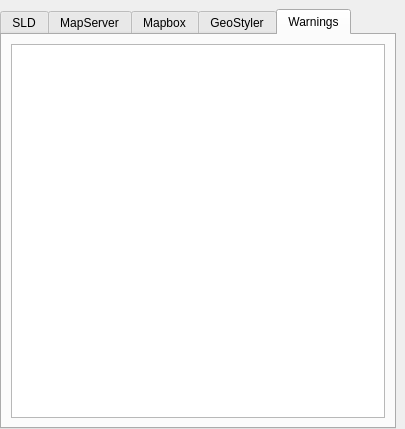
First picture: the form in geocatbridge/ui/styleviewerwidget.ui, repository GeoCat/qgis-bridge-plugin, before the edit.
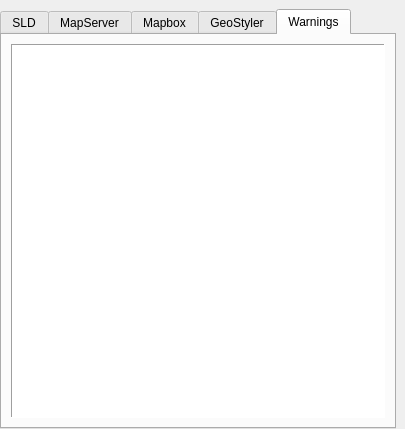
Second picture: the form after the edit. The open tabs and pages were chosen to show the change.

What changed in the file:
```diff
--- a/geocatbridge/ui/styleviewerwidget.ui
+++ b/geocatbridge/ui/styleviewerwidget.ui
@@ -167,6 +167,9 @@
           <property name="focusPolicy">
            <enum>Qt::NoFocus</enum>
           </property>
+          <property name="frameShape">
+           <enum>QFrame::Panel</enum>
+          </property>
           <property name="textInteractionFlags">
            <set>Qt::LinksAccessibleByMouse|Qt::TextSelectableByKeyboard|Qt::TextSelectableByMouse</set>
           </property>
```
Left out of the diff: 4 changed lines with no effect on the pictures.
